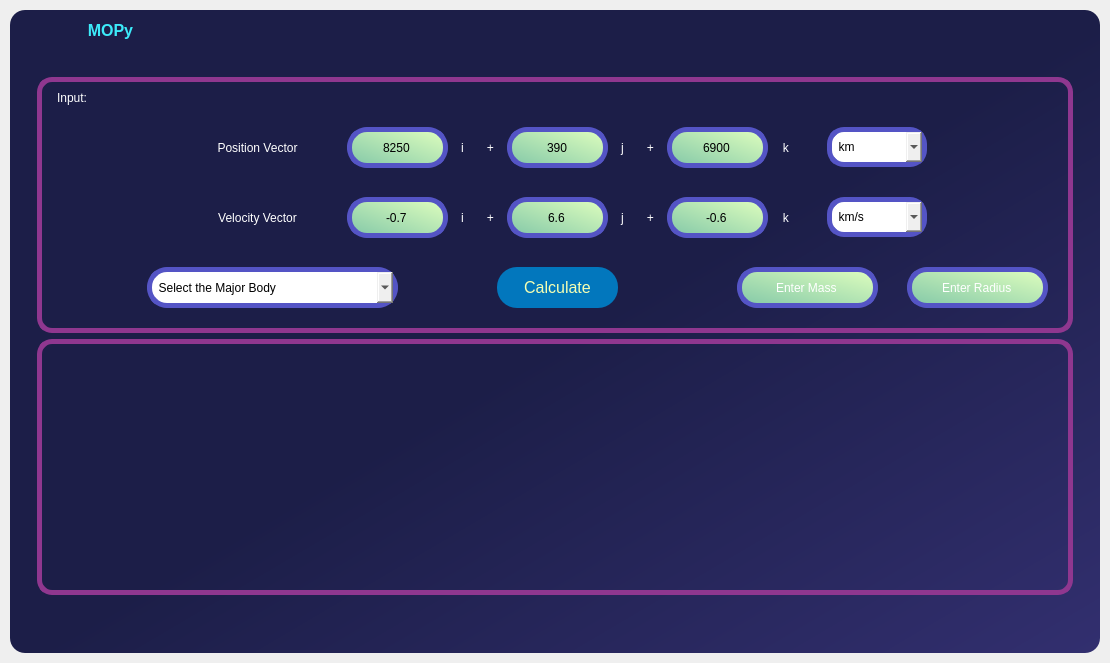
This is UI_Functions/Home_Page.ui in Mechanics-of-Orbit/MOPy as Qt 5 draws it before an edit. The edited form follows.
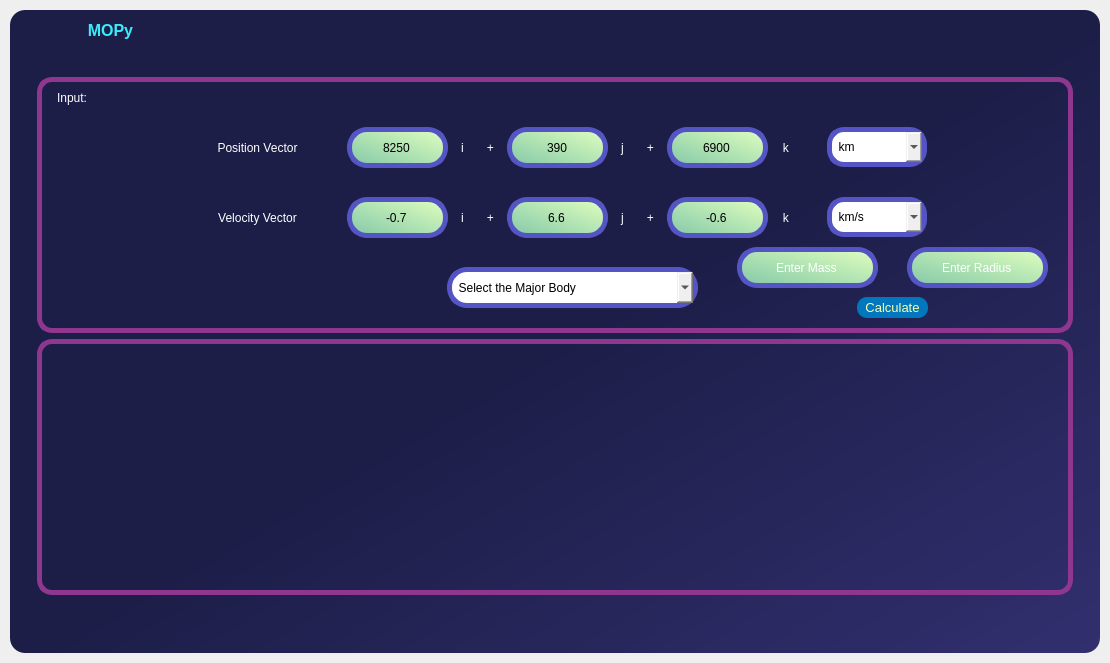
This is the edited form. The open tabs and pages were chosen to show the change. Icons and pictures are not drawn.

```diff
--- a/UI_Functions/Home_Page.ui
+++ b/UI_Functions/Home_Page.ui
@@ -11070,7 +11070,7 @@
                    <widget class="QComboBox" name="maj_body_CoOE">
                     <property name="geometry">
                      <rect>
-                      <x>110</x>
+                      <x>410</x>
                       <y>190</y>
                       <width>251</width>
                       <height>41</height>
@@ -11152,9 +11152,9 @@
                     <property name="geometry">
                      <rect>
                       <x>690</x>
-                      <y>170</y>
+                      <y>160</y>
                       <width>331</width>
-                      <height>71</height>
+                      <height>91</height>
                      </rect>
                     </property>
                     <property name="styleSheet">
@@ -11171,7 +11171,7 @@
                       <property name="geometry">
                        <rect>
                         <x>10</x>
-                        <y>20</y>
+                        <y>10</y>
                         <width>141</width>
                         <height>41</height>
                        </rect>
@@ -11200,7 +11200,7 @@
                       <property name="geometry">
                        <rect>
                         <x>180</x>
-                        <y>20</y>
+                        <y>10</y>
                         <width>141</width>
                         <height>41</height>
                        </rect>
@@ -11225,6 +11225,36 @@
                        <set>Qt::AlignCenter</set>
                       </property>
                      </widget>
+                     <widget class="QPushButton" name="cal_btn_coe_n_aoe">
+                      <property name="geometry">
+                       <rect>
+                        <x>130</x>
+                        <y>60</y>
+                        <width>71</width>
+                        <height>21</height>
+                       </rect>
+                      </property>
+                      <property name="font">
+                       <font>
+                        <pointsize>10</pointsize>
+                       </font>
+                      </property>
+                      <property name="styleSheet">
+                       <string notr="true">QPushButton{
+	background-color:rgb(2, 119, 189);
+	color:rgb(245, 255, 179);
+	border-radius: 10px
+}
+
+QPushButton:hover{
+	
+	background-color: rgb(255, 170, 0);
+}</string>
+                      </property>
+                      <property name="text">
+                       <string>Calculate</string>
+                      </property>
+                     </widget>
                     </widget>
                    </widget>
                    <widget class="QLabel" name="label_264">
@@ -11248,36 +11278,6 @@
                      <set>Qt::AlignLeading|Qt::AlignLeft|Qt::AlignVCenter</set>
                     </property>
                    </widget>
-                   <widget class="QPushButton" name="cal_btn_coe_n_aoe">
-                    <property name="geometry">
-                     <rect>
-                      <x>460</x>
-                      <y>190</y>
-                      <width>121</width>
-                      <height>41</height>
-                     </rect>
-                    </property>
-                    <property name="font">
-                     <font>
-                      <pointsize>12</pointsize>
-                     </font>
-                    </property>
-                    <property name="styleSheet">
-                     <string notr="true">QPushButton{
-	background-color:rgb(2, 119, 189);
-	color:rgb(245, 255, 179);
-	border-radius: 20px
-}
-
-QPushButton:hover{
-	
-	background-color: rgb(255, 170, 0);
-}</string>
-                    </property>
-                    <property name="text">
-                     <string>Calculate</string>
-                    </property>
-                   </widget>
                   </widget>
                  </item>
                  <item>
```
Left out of the diff: 9 changed lines with no effect on the pictures.
